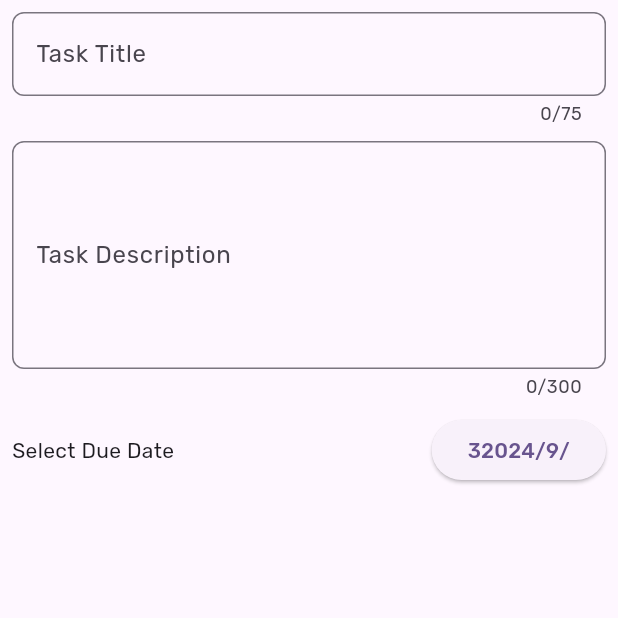
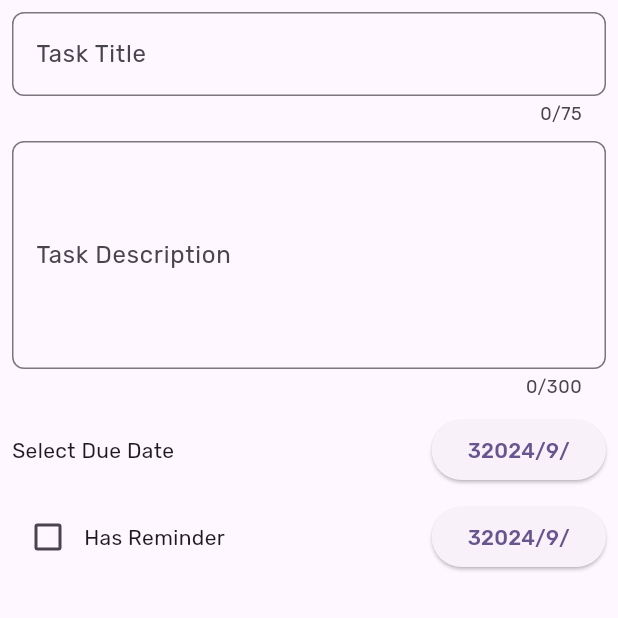
Before and after one commit to abdulrasol/dot_to_do_list, a Flutter app: the AddTaskWidget screen opened directly, on a phone screen of 412 x 824 dp, the top half of it. Run offline on Flutter 3.47's test engine with Material 3 defaults, Android fonts, the phone set to English and light mode, and no system bars; our stand-ins replace appwrite, get, google_fonts.

Commit message:
add features

```diff
--- a/lib/main.dart
+++ b/lib/main.dart
@@ -41,7 +41,7 @@ class App extends StatelessWidget {
         colorScheme: ColorScheme.fromSeed(seedColor: Colors.deepPurple),
         useMaterial3: true,
       ),
-      home: const Home(),
+      home: const AddTaskWidget(),
     );
   }
 }
--- a/lib/services/ui_services.dart
+++ b/lib/services/ui_services.dart
@@ -2,7 +2,12 @@ import 'package:get/get.dart';
 import 'package:intl/intl.dart';
 
 class UiController extends GetxController {
+  // date fromatter globally
+  var format = DateFormat.yMd('ar');
+
+  // add to do list widgets vars
   // add to do due date var
   var dueDate = DateTime.now().obs;
-  var format = DateFormat.yMd('ar');
+  Rx<DateTime>? reminderTime = DateTime.now().obs;
+  var hasReminder = false.obs;
 }
--- a/lib/ui/widgets/add_task_widget.dart
+++ b/lib/ui/widgets/add_task_widget.dart
@@ -10,7 +10,8 @@ class AddTaskWidget extends StatelessWidget {
 
   @override
   Widget build(BuildContext context) {
-    UiController uiController = Get.find();
+    UiController uiController = Get.put(UiController());
+    // UiController uiController = Get.find();
 
     GlobalKey<FormState> formKey = GlobalKey<FormState>();
     TextEditingController titleText = TextEditingController();
@@ -21,9 +22,8 @@ class AddTaskWidget extends StatelessWidget {
         borderSide: BorderSide(width: 2, color: Colors.black54),
       ),
     );
-    return //Scaffold(
-        //  body:
-        Padding(
+    return Scaffold(
+      body: Padding(
         padding: const EdgeInsets.all(8),
         child: Form(
           key: formKey,
@@ -78,8 +78,45 @@ class AddTaskWidget extends StatelessWidget {
                     ),
                   ),
                 ],
-            )
+              ),
+              const SizedBox(height: 10),
+              Row(
+                children: [
+                  Obx(
+                    () => Checkbox(
+                        value: uiController.hasReminder.value,
+                        onChanged: (value) {
+                          uiController.hasReminder.value = value!;
+                        }),
+                  ),
+                  const Text('Has Reminder'),
+                  const Expanded(child: SizedBox()),
+                  Obx(
+                    () => ElevatedButton(
+                      onPressed: () async {
+                        DateTime? picked = await showDatePicker(
+                          context: context,
+                          firstDate: uiController.dueDate.value
+                              .subtract(const Duration(days: 30)),
+                          currentDate: uiController.dueDate.value,
+                          lastDate: uiController.dueDate.value.add(
+                            const Duration(days: 365),
+                          ),
+                        );
+                        if (picked != null &&
+                            picked != uiController.dueDate.value) {
+                          uiController.dueDate.value = picked;
+                        }
+                      },
+                      child: Text(
+                        uiController.format.format(uiController.dueDate.value),
+                      ),
+                    ),
+                  ),
                 ],
+              ),
+            ],
+          ),
         ),
       ),
     );
```
Lines whose indentation alone changed are shown as unchanged.
